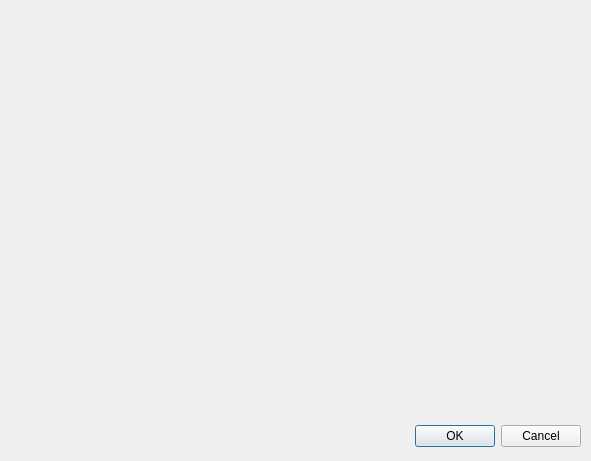
Above: src/deposit_calculator.ui from blacksun-ua/percent_calc before the change. Below: the same form after it.
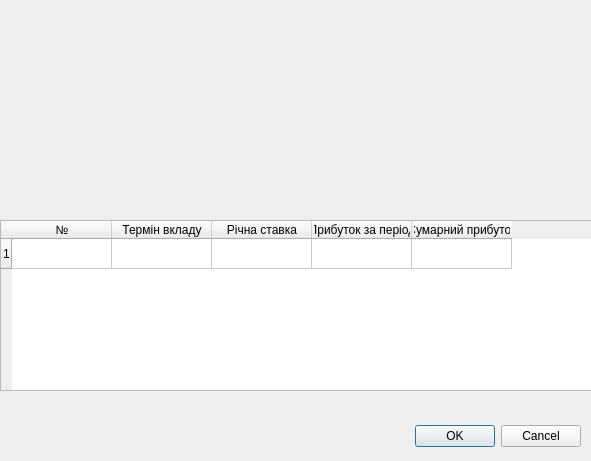
That is the form after the change.

Diff of the .ui file:
```diff
--- a/src/deposit_calculator.ui
+++ b/src/deposit_calculator.ui
@@ -29,6 +29,56 @@
     <set>QDialogButtonBox::Cancel|QDialogButtonBox::Ok</set>
    </property>
   </widget>
+  <widget class="QTableWidget" name="tableWidget">
+   <property name="geometry">
+    <rect>
+     <x>0</x>
+     <y>220</y>
+     <width>641</width>
+     <height>171</height>
+    </rect>
+   </property>
+   <property name="wordWrap">
+    <bool>false</bool>
+   </property>
+   <property name="rowCount">
+    <number>1</number>
+   </property>
+   <property name="columnCount">
+    <number>5</number>
+   </property>
+   <row/>
+   <column>
+    <property name="text">
+     <string>№</string>
+    </property>
+   </column>
+   <column>
+    <property name="text">
+     <string>Термін вкладу</string>
+    </property>
+   </column>
+   <column>
+    <property name="text">
+     <string>Річна ставка</string>
+    </property>
+   </column>
+   <column>
+    <property name="text">
+     <string>Прибуток за період</string>
+    </property>
+    <property name="font">
+     <font>
+      <kerning>true</kerning>
+     </font>
+    </property>
+   </column>
+   <column>
+    <property name="text">
+     <string>Сумарний прибуток</string>
+    </property>
+   </column>
+  </widget>
  </widget>
  <resources/>
  <connections>
```
